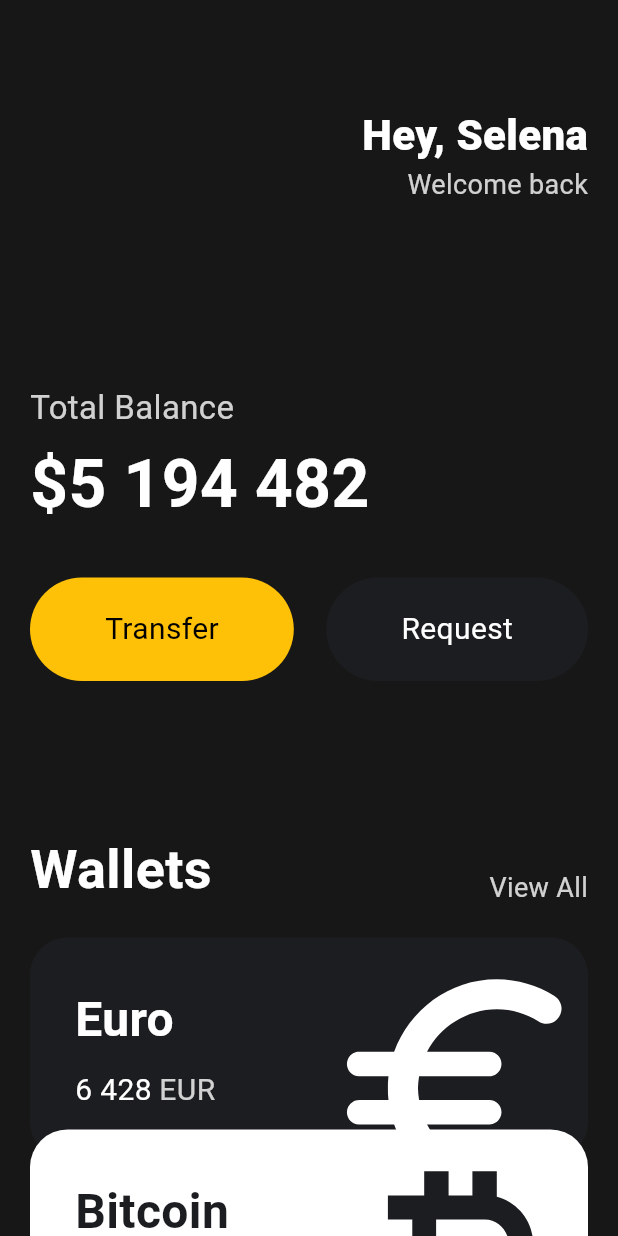
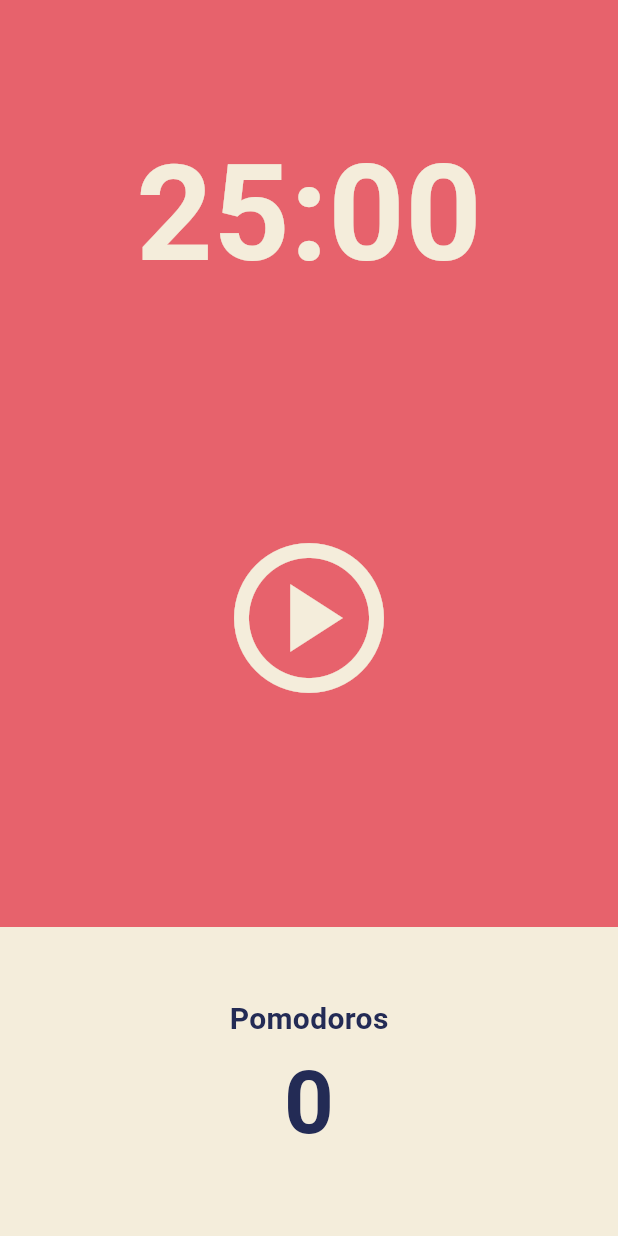
Before and after one commit to KeiPro/flutter_toonflix, a Flutter app: the screen it shows after launch, on a phone screen of 412 x 824 dp. Run offline on Flutter 3.47's test engine with Material 3 defaults, Android fonts, the phone set to English and light mode, and no system bars.

Commit message:
pomodoro app 기본 틀 커밋

```diff
--- a/lib/main.dart
+++ b/lib/main.dart
@@ -1,6 +1,5 @@
 import 'package:flutter/material.dart';
-import 'package:toonflix/widgets/Button.dart';
-import 'package:toonflix/widgets/currency_card.dart';
+import 'package:toonflix/screens/home_screen.dart';
 
 void main() {
   runApp(const App());
@@ -12,148 +11,17 @@ class App extends StatelessWidget {
   @override
   Widget build(BuildContext context) {
     return MaterialApp(
-      home: Scaffold(
-        backgroundColor: const Color(0xFF181718),
-        body: SingleChildScrollView(
-          child: Padding(
-            padding: const EdgeInsets.symmetric(
-              horizontal: 20,
-            ),
-            child: Column(
-              crossAxisAlignment: CrossAxisAlignment.start,
-              children: [
-                const SizedBox(
-                  height: 70,
-                ),
-                Row(
-                  mainAxisAlignment: MainAxisAlignment.end,
-                  children: [
-                    Column(
-                      crossAxisAlignment: CrossAxisAlignment.end,
-                      children: [
-                        const Text(
-                          'Hey, Selena',
-                          style: TextStyle(
-                            color: Colors.white,
-                            fontSize: 28,
-                            fontWeight: FontWeight.w800,
-                          ),
-                        ),
-                        Text(
-                          'Welcome back',
-                          style: TextStyle(
-                            color: Colors.white.withOpacity(0.8),
-                            fontSize: 18,
-                          ),
-                        ),
-                      ],
-                    ),
-                  ],
-                ),
-                const SizedBox(
-                  height: 120,
-                ),
-                Text(
-                  'Total Balance',
-                  style: TextStyle(
-                    fontSize: 22,
-                    color: Colors.white.withOpacity(0.8),
-                  ),
-                ),
-                const SizedBox(
-                  height: 5,
-                ),
-                const Text(
-                  '\$5 194 482',
-                  style: TextStyle(
-                    fontSize: 44,
-                    fontWeight: FontWeight.w600,
-                    color: Colors.white,
-                  ),
-                ),
-                const SizedBox(
-                  height: 30,
-                ),
-                const Row(
-                  mainAxisAlignment: MainAxisAlignment.spaceBetween,
-                  children: [
-                    Button(
-                      text: "Transfer",
-                      bgColor: Colors.amber,
-                      textColor: Colors.black,
-                    ),
-                    Button(
-                      text: "Request",
-                      bgColor: Color(0xFF1C1D20),
-                      textColor: Colors.white,
-                    ),
-                  ],
-                ),
-                const SizedBox(
-                  height: 100,
-                ),
-                Row(
-                  crossAxisAlignment: CrossAxisAlignment.end,
-                  mainAxisAlignment: MainAxisAlignment.spaceBetween,
-                  children: [
-                    const Text(
-                      'Wallets',
-                      style: TextStyle(
-                        color: Colors.white,
-                        fontSize: 36,
-                        fontWeight: FontWeight.w600,
-                      ),
-                    ),
-                    Text(
-                      'View All',
-                      style: TextStyle(
-                        color: Colors.white.withOpacity(0.8),
-                        fontSize: 18,
-                      ),
-                    ),
-                  ],
-                ),
-                const SizedBox(
-                  height: 20,
-                ),
-                const CurrencyCard(
-                  name: 'Euro',
-                  code: 'EUR',
-                  amount: '6 428',
-                  icon: Icons.euro_rounded,
-                  isInverted: false,
-                ),
-                Transform.translate(
-                  offset: const Offset(
-                    0,
-                    -20,
-                  ),
-                  child: const CurrencyCard(
-                    name: 'Bitcoin',
-                    code: 'BTC',
-                    amount: '9 785',
-                    icon: Icons.currency_bitcoin,
-                    isInverted: true,
-                  ),
-                ),
-                Transform.translate(
-                  offset: const Offset(
-                    0,
-                    -40,
-                  ),
-                  child: const CurrencyCard(
-                    name: 'Dollar',
-                    code: 'USD',
-                    amount: '428',
-                    icon: Icons.money,
-                    isInverted: false,
-                  ),
-                ),
-              ],
+        theme: ThemeData(
+          colorScheme: ColorScheme.fromSwatch(
+            backgroundColor: const Color(0xFFE7626C),
+          ),
+          textTheme: const TextTheme(
+            displayLarge: TextStyle(
+              color: Color(0xFF232B55),
             ),
           ),
+          cardColor: const Color(0xFFF4EDDB),
         ),
-      ),
-    );
+        home: const HomeScreen());
   }
 }
--- /dev/null
+++ b/lib/screens/home_screen.dart
@@ -0,0 +1,84 @@
+import 'package:flutter/material.dart';
+
+class HomeScreen extends StatefulWidget {
+  const HomeScreen({super.key});
+
+  @override
+  State<HomeScreen> createState() => _HomeScreenState();
+}
+
+class _HomeScreenState extends State<HomeScreen> {
+  @override
+  Widget build(BuildContext context) {
+    return Scaffold(
+      backgroundColor: Theme.of(context).colorScheme.background,
+      body: Column(
+        children: [
+          Flexible(
+            flex: 1,
+            child: Container(
+              alignment: Alignment.bottomCenter,
+              child: Text(
+                '25:00',
+                style: TextStyle(
+                    color: Theme.of(context).cardColor,
+                    fontSize: 89,
+                    fontWeight: FontWeight.w600),
+              ),
+            ),
+          ),
+          Flexible(
+            flex: 2,
+            child: Center(
+              child: IconButton(
+                iconSize: 120,
+                color: Theme.of(context).cardColor,
+                onPressed: () {},
+                icon: const Icon(Icons.play_circle_outlined),
+              ),
+            ),
+          ),
+          Flexible(
+            flex: 1,
+            child: Row(
+              children: [
+                Expanded(
+                  child: Container(
+                    decoration: BoxDecoration(
+                      color: Theme.of(context).cardColor,
+                    ),
+                    child: Column(
+                      mainAxisAlignment: MainAxisAlignment.center,
+                      children: [
+                        Text(
+                          'Pomodoros',
+                          style: TextStyle(
+                              fontSize: 20,
+                              fontWeight: FontWeight.w600,
+                              color: Theme.of(context)
+                                  .textTheme
+                                  .displayLarge!
+                                  .color),
+                        ),
+                        Text(
+                          '0',
+                          style: TextStyle(
+                              fontSize: 58,
+                              fontWeight: FontWeight.w600,
+                              color: Theme.of(context)
+                                  .textTheme
+                                  .displayLarge!
+                                  .color),
+                        ),
+                      ],
+                    ),
+                  ),
+                ),
+              ],
+            ),
+          ),
+        ],
+      ),
+    );
+  }
+}
--- a/lib/widgets/button.dart
+++ /dev/null
@@ -1,37 +0,0 @@
-import 'package:flutter/material.dart';
-
-class Button extends StatelessWidget {
-  final String text;
-  final Color bgColor;
-  final Color textColor;
-
-  const Button(
-      {super.key,
-      required this.text,
-      required this.bgColor,
-      required this.textColor});
-
-  @override
-  Widget build(BuildContext context) {
-    // TODO: implement build
-    return Container(
-      decoration: BoxDecoration(
-        color: bgColor,
-        borderRadius: BorderRadius.circular(45),
-      ),
-      child: Padding(
-        padding: const EdgeInsets.symmetric(
-          vertical: 20,
-          horizontal: 50,
-        ),
-        child: Text(
-          text,
-          style: TextStyle(
-            color: textColor,
-            fontSize: 20,
-          ),
-        ),
-      ),
-    );
-  }
-}
--- a/lib/widgets/currency_card.dart
+++ /dev/null
@@ -1,88 +0,0 @@
-import 'package:flutter/material.dart';
-
-class CurrencyCard extends StatelessWidget {
-  final String name, code, amount;
-  final IconData icon;
-  final bool isInverted;
-
-  final _blackColor = const Color(0xFF1C1D20);
-
-  const CurrencyCard(
-      {super.key,
-      required this.name,
-      required this.code,
-      required this.amount,
-      required this.icon,
-      required this.isInverted});
-
-  @override
-  Widget build(BuildContext context) {
-    // TODO: implement build
-    return Container(
-      clipBehavior: Clip.hardEdge,
-      decoration: BoxDecoration(
-        color: isInverted ? Colors.white : _blackColor,
-        borderRadius: BorderRadius.circular(
-          25,
-        ),
-      ),
-      child: Padding(
-        padding: const EdgeInsets.all(30),
-        child: Row(
-          mainAxisAlignment: MainAxisAlignment.spaceBetween,
-          children: [
-            Column(
-              crossAxisAlignment: CrossAxisAlignment.start,
-              children: [
-                Text(
-                  name,
-                  style: TextStyle(
-                      color: isInverted ? _blackColor : Colors.white,
-                      fontSize: 32,
-                      fontWeight: FontWeight.w600),
-                ),
-                const SizedBox(
-                  height: 10,
-                ),
-                Row(
-                  children: [
-                    Text(
-                      amount,
-                      style: TextStyle(
-                        color: isInverted ? _blackColor : Colors.white,
-                        fontSize: 20,
-                      ),
-                    ),
-                    const SizedBox(
-                      width: 5,
-                    ),
-                    Text(
-                      code,
-                      style: TextStyle(
-                        color: isInverted
-                            ? _blackColor
-                            : Colors.white.withOpacity(0.8),
-                        fontSize: 20,
-                      ),
-                    ),
-                  ],
-                ),
-              ],
-            ),
-            Transform.scale(
-              scale: 2.2,
-              child: Transform.translate(
-                offset: const Offset(-5, 12),
-                child: Icon(
-                  icon,
-                  color: isInverted ? _blackColor : Colors.white,
-                  size: 88,
-                ),
-              ),
-            )
-          ],
-        ),
-      ),
-    );
-  }
-}
```
